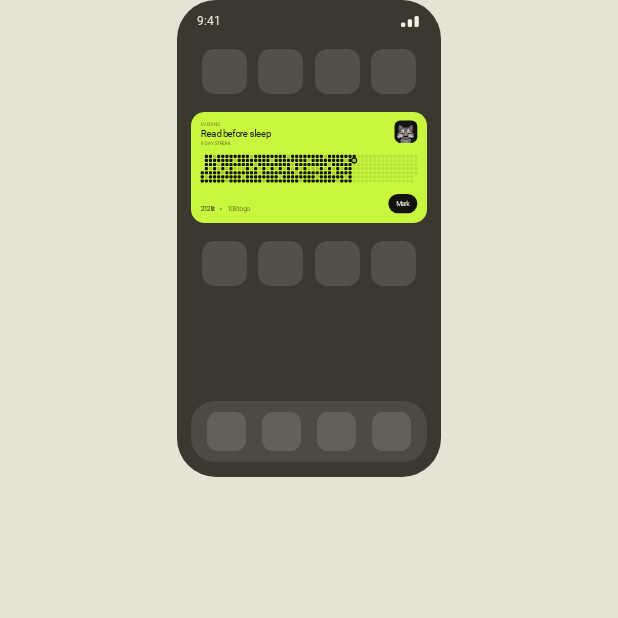
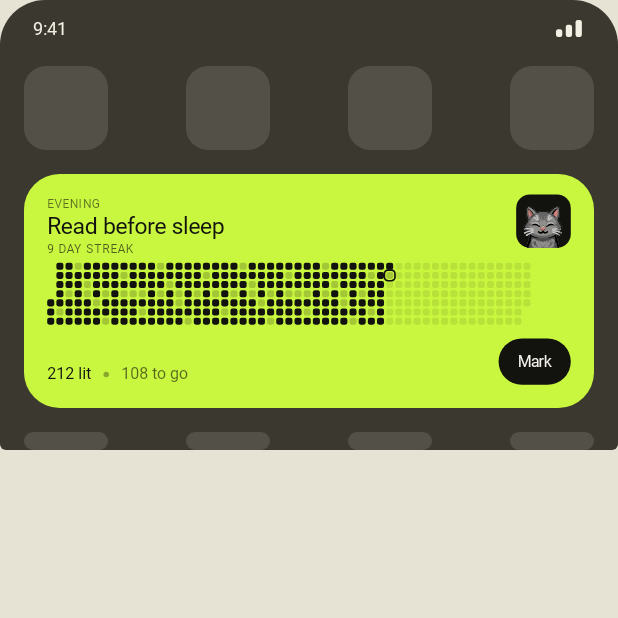
Before and after one commit to ayan-pathak/ritual-habit-widget, an Android app built with Jetpack Compose: the composable PhoneHomeScreen shown on its own in the app's theme, on a phone screen of 412 x 824 dp, the top half of it. Run offline under Robolectric (Android 15) with nearby library versions, the phone set to English and light mode, and no system bars; 8 statements that could not run were skipped.

Commit message:
Stop shrinking the two panels that had something to show
Both were thumbnails, and a thumbnail of this app is a smear. The year's
grid is 365 squares across a card; at the sizes those panels used it came
out around a pixel a day, which is the one thing on either picture that had
to survive.

So neither is scaled down any more. The widget panel is a window onto the
top of a real home screen — full width, cut off below, icons at the size
icons are, and the card at very nearly its own. The story panel is 1080 by
1920 at the panel's own width, which makes it taller than the panel, which
is what the stage scrolls for.

The copy above them gives up a few points and a line to pay for it.

Co-Authored-By: Claude Opus 5 <noreply@anthropic.com>
Claude-Session: https://claude.ai/code/session_012mjwxFUPBcLdEyeTRKvLbn

```diff
--- a/app/src/main/java/com/ayan/ritual/ui/TourScreen.kt
+++ b/app/src/main/java/com/ayan/ritual/ui/TourScreen.kt
@@ -10,6 +10,7 @@ import androidx.compose.foundation.border
 import androidx.compose.foundation.clickable
 import androidx.compose.foundation.layout.Arrangement
 import androidx.compose.foundation.layout.Box
+import androidx.compose.foundation.layout.BoxWithConstraints
 import androidx.compose.foundation.layout.Column
 import androidx.compose.foundation.layout.Row
 import androidx.compose.foundation.layout.Spacer
@@ -168,19 +169,19 @@ private val PANELS: List<Panel> = listOf(
     Panel(
         caps = "One gesture",
         title = "Name it.\nThen keep it.",
-        body = "A ritual is a name and a colour. Every day you keep it, one square fills in, and the card turns to ink to say so.",
+        body = "A name and a colour. Every day you keep it, one square fills in, and the card turns to ink to say so.",
         art = { CardArt(marked = false) }
     ),
     Panel(
         caps = "On your home screen",
         title = "Never open\nthe app.",
-        body = "The widget is the whole product. Your year sits on the home screen, and the pill marks today without the app opening.",
+        body = "Your year sits on the home screen, and the pill marks today without the app opening.",
         art = { PhoneHomeScreen() }
     ),
     Panel(
         caps = "When it is worth showing",
         title = "A year,\nas a story.",
-        body = "Any ritual becomes a story card, with the grid you actually filled on it. No watermark, nothing to sign up for.",
+        body = "The grid you actually filled, sized for a story. No watermark, nothing to sign up for.",
         art = { StoryArt() }
     )
 )
@@ -190,11 +191,12 @@ private fun TellPanel(panel: Panel) {
     Column(Modifier.fillMaxWidth()) {
         CapsLabel(panel.caps)
         Spacer(Modifier.height(8.dp))
-        Text(panel.title, style = Display.copy(fontSize = 32.sp, lineHeight = 34.sp))
-        Spacer(Modifier.height(12.dp))
-        Text(panel.body, style = Body)
-        Spacer(Modifier.height(26.dp))
+        Text(panel.title, style = Display.copy(fontSize = 28.sp, lineHeight = 30.sp))
+        Spacer(Modifier.height(10.dp))
+        Text(panel.body, style = Body.copy(fontSize = 13.sp, lineHeight = 19.sp))
+        Spacer(Modifier.height(22.dp))
         panel.art()
+        Spacer(Modifier.height(24.dp))
     }
 }
 
@@ -303,39 +305,40 @@ private fun CardArt(marked: Boolean) {
 }
 
 /**
- * The widget where it lives: a phone, a wallpaper, and the card sitting among
- * everything else on a home screen.
+ * The widget where it lives: the top of a home screen, at the size it really is.
  *
- * The card inside is the real [SlabRenderer] output at a scaled density, so
- * this is a photograph of the widget rather than a drawing of one. The icons
- * around it are deliberately blank rounded squares — the point is the shape of
- * the space Ritual takes up next to everything else, and naming anything else
- * on the phone would be someone else's brand in our onboarding.
+ * Cropped rather than shrunk. A whole phone scaled down to fit this panel put
+ * the year's grid at about a pixel a day, which is the one thing on the card
+ * that has to survive — so this is a window onto a real home screen instead,
+ * full width, cut off below. The card inside is the real [SlabRenderer] output
+ * at very nearly its own size.
+ *
+ * The icons around it are blank rounded squares on purpose: the point is the
+ * shape of the space Ritual takes up next to everything else, and naming
+ * anything else on that phone would be someone else's brand in our onboarding.
  */
 @Composable
 private fun PhoneHomeScreen() {
-    val scale = 0.38f
-    Row(Modifier.fillMaxWidth(), horizontalArrangement = Arrangement.Center) {
+    // The panel is 353dp across, so treating it as a 353dp-wide phone makes
+    // every dp inside it the dp it would be on the real thing.
+    val widgetWidth = 321.dp
     Column(
         Modifier
-                .size(width = 176.dp, height = 318.dp)
-                .clip(RoundedCornerShape(26.dp))
+            .fillMaxWidth()
+            .height(300.dp)
+            .clip(RoundedCornerShape(topStart = 30.dp, topEnd = 30.dp, bottomStart = 4.dp, bottomEnd = 4.dp))
             .background(WALLPAPER)
-                .padding(horizontal = 9.dp)
+            .padding(horizontal = 16.dp)
     ) {
-            // Status bar: the time, and three bars that are not a logo.
         Row(
-                Modifier.fillMaxWidth().padding(top = 9.dp, start = 4.dp, end = 4.dp),
+            Modifier.fillMaxWidth().padding(top = 12.dp, start = 6.dp, end = 6.dp),
             verticalAlignment = Alignment.CenterVertically
         ) {
-                Text(
-                    "9:41",
-                    style = Caps.copy(fontSize = 8.sp, letterSpacing = 0.sp, color = WALL_INK)
-                )
+            Text("9:41", style = Caps.copy(fontSize = 12.sp, letterSpacing = 0.sp, color = WALL_INK))
             Spacer(Modifier.weight(1f))
-                Canvas(Modifier.size(width = 13.dp, height = 7.dp)) {
+            Canvas(Modifier.size(width = 19.dp, height = 11.dp)) {
                 val w = size.width / 4.6f
-                    listOf(0.4f, 0.7f, 1f).forEachIndexed { i, tall ->
+                listOf(0.45f, 0.72f, 1f).forEachIndexed { i, tall ->
                     drawRoundRect(
                         color = WALL_INK,
                         topLeft = Offset(i * w * 1.55f, size.height * (1f - tall)),
@@ -346,48 +349,33 @@ private fun PhoneHomeScreen() {
             }
         }
 
-            Spacer(Modifier.height(14.dp))
+        Spacer(Modifier.height(18.dp))
         IconRow()
-            Spacer(Modifier.height(12.dp))
+        Spacer(Modifier.height(16.dp))
 
-            // The widget itself, at the size a 4x2 takes on a home screen.
         RitualCard(
             model = demoModel(false),
-                height = 74.dp,
+            height = 156.dp,
             action = true,
-                cornerDp = 24f,
-                scale = scale
+            cornerDp = 26f,
+            scale = 0.91f
         )
 
-            Spacer(Modifier.height(12.dp))
+        Spacer(Modifier.height(16.dp))
+        // Half a row, because a home screen carries on below the fold.
         IconRow()
-            Spacer(Modifier.weight(1f))
-
-            // The dock.
-            Box(
-                Modifier
-                    .fillMaxWidth()
-                    .clip(RoundedCornerShape(16.dp))
-                    .background(WALL_INK.copy(alpha = 0.10f))
-                    .padding(vertical = 7.dp)
-            ) { IconRow(count = 4, size = 26.dp) }
-            Spacer(Modifier.height(10.dp))
-        }
     }
 }
 
 /** Blank app icons: the shape of the neighbourhood, not the neighbours. */
 @Composable
-private fun IconRow(count: Int = 4, size: Dp = 30.dp) {
-    Row(
-        Modifier.fillMaxWidth(),
-        horizontalArrangement = Arrangement.SpaceEvenly
-    ) {
+private fun IconRow(count: Int = 4, size: Dp = 56.dp) {
+    Row(Modifier.fillMaxWidth(), horizontalArrangement = Arrangement.SpaceBetween) {
         repeat(count) {
             Box(
                 Modifier
                     .size(size)
-                    .clip(RoundedCornerShape(size * 0.28f))
+                    .clip(RoundedCornerShape(size * 0.26f))
                     .background(WALL_INK.copy(alpha = 0.13f))
             )
         }
@@ -398,31 +386,31 @@ private val WALLPAPER = Color(0xFF3A382F)
 private val WALL_INK = Color(0xFFF2EFE3)
 
 /**
- * The story card itself, at a twentieth of the size.
+ * The story card, at the width of the panel and its own proportions.
  *
- * [ShareCardRenderer] sizes everything off the canvas width, so this is the
- * same composition Instagram gets rather than a sketch of it — down to the
- * wordmark under the block.
+ * 1080 by 1920, not a thumbnail of it: at anything smaller the year collapses
+ * into a smear and the one thing worth showing is gone. It is taller than the
+ * panel, which is why the panel scrolls.
  */
 @Composable
 private fun StoryArt() {
     val density = LocalDensity.current
-    val height = 286.dp
-    val width = height * (ShareCardRenderer.STORY_W.toFloat() / ShareCardRenderer.STORY_H)
+    BoxWithConstraints(Modifier.fillMaxWidth()) {
+        val width = maxWidth
+        val height = width * (ShareCardRenderer.STORY_H.toFloat() / ShareCardRenderer.STORY_W)
         val model = demoModel(true)
-    val bitmap = remember(model, height) {
+        val bitmap = remember(model, width) {
             with(density) {
                 ShareCardRenderer.render(model, width.roundToPx(), height.roundToPx())
             }
         }
-    Row(Modifier.fillMaxWidth(), horizontalArrangement = Arrangement.Center) {
         Image(
             bitmap = bitmap.asImageBitmap(),
             contentDescription = null,
             modifier = Modifier
                 .size(width, height)
-                .clip(RoundedCornerShape(14.dp))
-                .border(BorderStroke(1.dp, InkFaint), RoundedCornerShape(14.dp))
+                .clip(RoundedCornerShape(18.dp))
+                .border(BorderStroke(1.dp, InkFaint), RoundedCornerShape(18.dp))
         )
     }
 }
```
Lines whose indentation alone changed are shown as unchanged.
